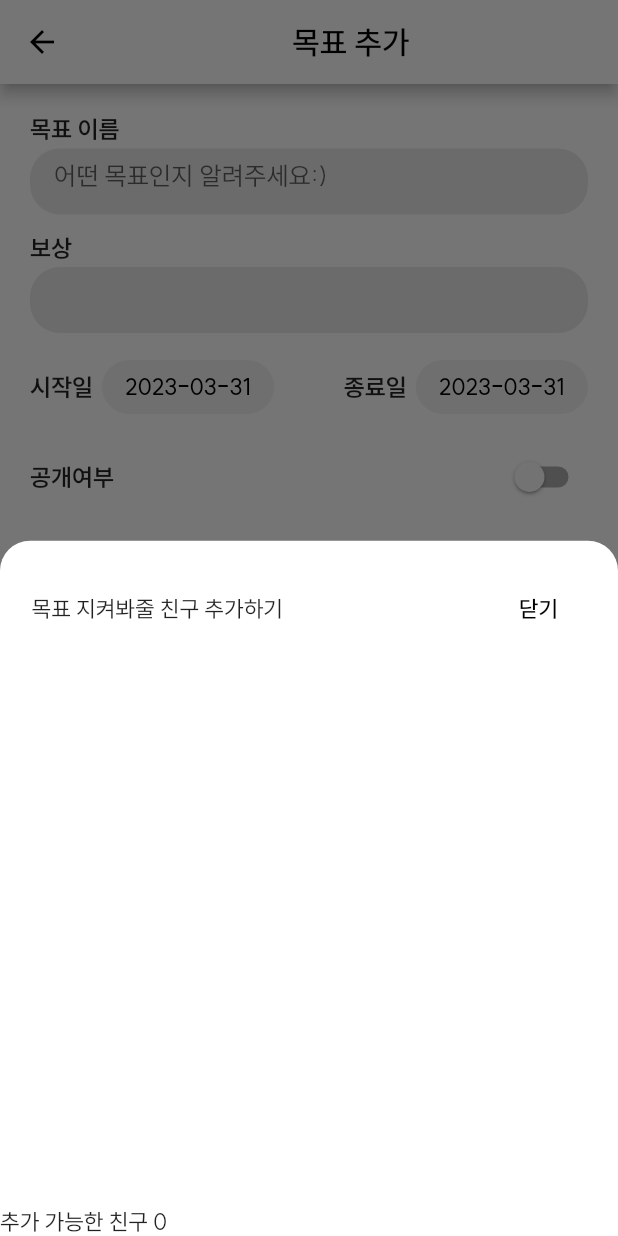
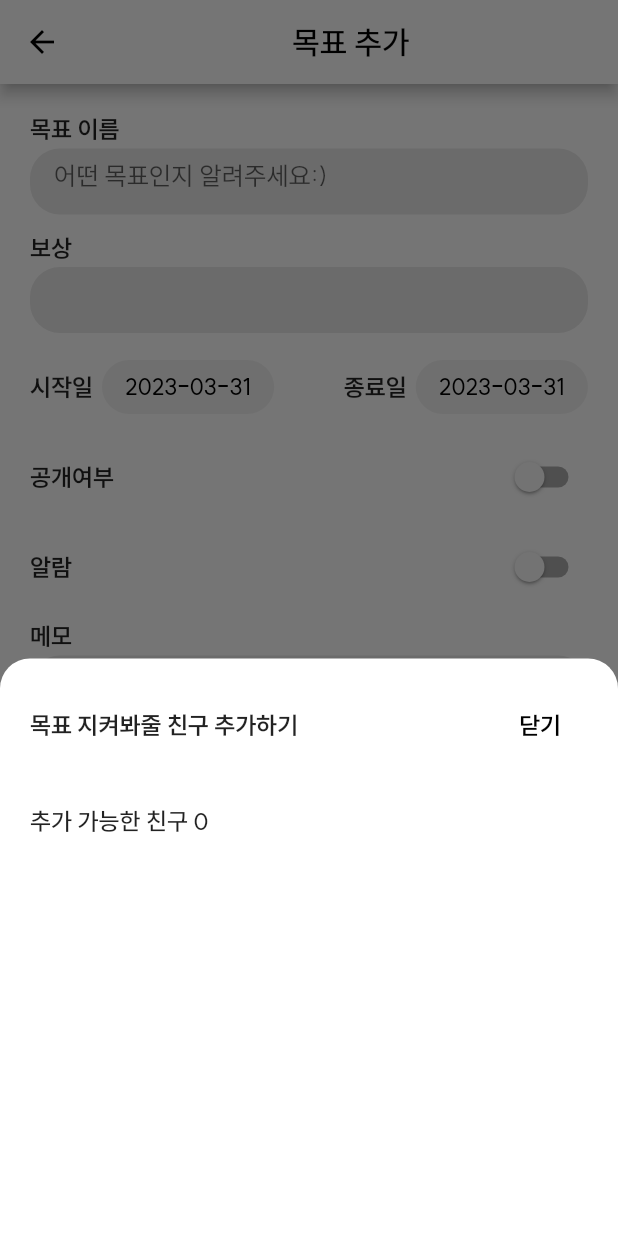
Before and after one commit to coitloz88/Alcohol-Free, a Flutter app: the NewPromisePage screen opened directly, after a tap on the "add" icon, on a phone screen of 412 x 824 dp. Run offline on Flutter 3.47's test engine with Material 2 defaults, Android fonts, the phone set to English and light mode, and no system bars; our stand-ins replace cloud_firestore, dropdown_button2, firebase_auth, firebase_core, flutter_local_notifications, fluttertoast and 4 more; missing offline and left inert: flutter_timeline_calendar, quantity_input; accounts and stored records are empty; network calls fail; project files that could hold a hidden picture were left out.

Commit message:
show friend checklist UI and fix some constant values (#67)

```diff
--- a/lib/app/data/providers/firestore_provider.dart
+++ b/lib/app/data/providers/firestore_provider.dart
@@ -41,7 +41,7 @@ class FirestoreProvider extends GetxService {
 
   Future<List<Map<String, dynamic>>> readFriendsPromiseList(String uid) async {
     CollectionReference promiseCollection =
-    _userCollection.doc(uid).collection('promises');
+        _userCollection.doc(uid).collection('promises');
 
     QuerySnapshot? snapshot = await promiseCollection.get();
 
@@ -53,7 +53,6 @@ class FirestoreProvider extends GetxService {
 
     return promiseJsonList;
   }
-
 
   Future<List<Map<String, dynamic>>> readJournalList() async {
     String uid = FirebaseAuth.instance.currentUser!.uid;
@@ -191,8 +190,6 @@ class FirestoreProvider extends GetxService {
     for (var promise in snapshot.docs) {
       var json = promise.data() as Map<String, dynamic>;
       json['pid'] = promise.id;
-      print(fid);
-      print(json['friends']);
       List<AlcoholFreeUserFriend> friendList = (json['friends']
               as List<dynamic>)
           .map((e) => AlcoholFreeUserFriend.fromJson(e as Map<String, dynamic>))
--- a/lib/app/data/services/friends_service/friends_service.dart
+++ b/lib/app/data/services/friends_service/friends_service.dart
@@ -55,10 +55,11 @@ class FriendsService extends GetxService {
   }
 
 // promise 제안하기
-/*
-  Future suggestPromise(uid, promise) async {
-    var promise = await _friendsRepository.suggestPromise(uid, promise);
-    return promise;
+
+  Future suggestPromise(uid, pid) async {
+    print('TODO: suggest promise..');
+    print('uid: $uid, pid: ${pid}');
+    // var promise = await _friendsRepository.suggestPromise(uid, promise);
+    // return promise;
   }
-   */
 }
--- a/lib/app/modules/home/local_widgets/current_promise_listitem_view.dart
+++ b/lib/app/modules/home/local_widgets/current_promise_listitem_view.dart
@@ -35,7 +35,10 @@ class CurrentPromiseCardContainer extends StatelessWidget {
           alignment: WrapAlignment.spaceBetween,
           spacing: 8,
           children: [
-            Text('${promise.name}'),
+            Text(
+              '${promise.name}',
+              overflow: TextOverflow.ellipsis,
+            ),
             promise.levelOfAccess.name == LevelOfAccess.public
                 ? const Icon(Icons.lock_open, size: 16)
                 : const Icon(Icons.lock, size: 16),
--- a/lib/app/modules/home/local_widgets/current_promise_view.dart
+++ b/lib/app/modules/home/local_widgets/current_promise_view.dart
@@ -38,7 +38,7 @@ class CurrentPromiseListView extends StatelessWidget {
   @override
   Widget build(BuildContext context) {
     return SizedBox(
-        width: 460, //TODO: 화면 크기 기준으로
+        width: MediaQuery.of(context).size.width - 20 * 2, //TODO: 화면 크기 기준으로
         height: 241,
         child: ListView.separated(
           shrinkWrap: true,
--- a/lib/app/modules/new_promise/local_widgets/add_friend_button.dart
+++ b/lib/app/modules/new_promise/local_widgets/add_friend_button.dart
@@ -1,4 +1,5 @@
 import 'package:alcohol_free/app/data/services/friends_service/friends_service.dart';
+import 'package:alcohol_free/app/modules/new_promise/local_widgets/friends_list_bottom_sheet.dart';
 import 'package:alcohol_free/app/modules/new_promise/new_promise_page_controller.dart';
 import 'package:flutter/material.dart';
 
@@ -17,41 +18,7 @@ class AddFriendButton extends StatelessWidget {
                     backgroundColor: Color(0x00FFffff),
                     context: context,
                     builder: (BuildContext context) {
-                      return Container(
-                        height: 900,
-                        decoration: const BoxDecoration(
-                            color: Colors.white,
-                            borderRadius: BorderRadius.only(
-                                topLeft: Radius.circular(20),
-                                topRight: Radius.circular(20))),
-                        child: Container(
-                          padding: EdgeInsets.only(top: 21),
-                          child: Column(
-                            mainAxisAlignment: MainAxisAlignment.spaceBetween,
-                            crossAxisAlignment: CrossAxisAlignment.start,
-                            children: [
-                              Container(
-                                padding: EdgeInsets.only(left: 21, right: 21),
-                                child: Row(
-                                  mainAxisAlignment:
-                                      MainAxisAlignment.spaceBetween,
-                                  children: [
-                                    Text("목표 지켜봐줄 친구 추가하기"),
-                                    TextButton(
-                                        onPressed: () => Navigator.pop(context),
-                                        child: Text(
-                                          "닫기",
-                                          style: TextStyle(color: Colors.black),
-                                        ))
-                                  ],
-                                ),
-                              ),
-                              Text(
-                                  "추가 가능한 친구 ${FriendsService().friendList.length}"),
-                            ],
-                          ),
-                        ),
-                      );
+                      return FriendsListBottomSheet();
                     });
               },
               child: const Icon(
--- a/lib/app/widgets/data_picker.dart
+++ b/lib/app/modules/new_promise/local_widgets/data_picker.dart
@@ -1,22 +1,28 @@
+import 'package:alcohol_free/app/modules/new_promise/new_promise_page_controller.dart';
 import 'package:flutter/material.dart';
+import 'package:get/get.dart';
 
 class DataPickerWithHeading extends StatefulWidget {
   final String heading;
-  int? dayBuffer;
+  int dayBuffer = 0;
   DateTime? disableDateTime;
 
   DataPickerWithHeading(
-      {super.key, required this.heading, this.dayBuffer, this.disableDateTime});
+      {super.key,
+      required this.heading,
+      required this.dayBuffer,
+      this.disableDateTime});
 
   @override
   State<DataPickerWithHeading> createState() => _DataPickerWithHeadingState();
 }
 
 class _DataPickerWithHeadingState extends State<DataPickerWithHeading> {
-  DateTime date = DateTime.now();
-
   @override
   Widget build(BuildContext context) {
+    DateTime date = widget.dayBuffer == 0
+        ? Get.find<NewPromisePageController>().from
+        : Get.find<NewPromisePageController>().to;
     return Row(mainAxisSize: MainAxisSize.min, children: [
       Text(widget.heading,
           style: const TextStyle(fontSize: 16, fontWeight: FontWeight.w600)),
@@ -25,21 +31,24 @@ class _DataPickerWithHeadingState extends State<DataPickerWithHeading> {
           onPressed: () async {
             final selectedDate = await showDatePicker(
                 context: context,
-                initialDate: date.add(Duration(days: widget.dayBuffer ?? 0)),
-                firstDate: DateTime(2000),
-                lastDate: DateTime.now(),
+                initialDate:
+                    DateTime.now().add(Duration(days: widget.dayBuffer)),
+                firstDate: DateTime.now(),
+                lastDate: DateTime(2030),
                 initialEntryMode: DatePickerEntryMode.calendarOnly,
                 selectableDayPredicate: (date) {
                   if (widget.disableDateTime != null &&
                       date == widget.disableDateTime) {
                     return false;
-                  } else
+                  } else {
                     return true;
+                  }
                 });
             if (selectedDate != null) {
-              setState(() {
-                date = selectedDate;
-              });
+              widget.dayBuffer == 0
+                  ? Get.find<NewPromisePageController>()
+                      .updateFrom(selectedDate)
+                  : Get.find<NewPromisePageController>().updateTo(selectedDate);
             }
           },
           style: ButtonStyle(
--- /dev/null
+++ b/lib/app/modules/new_promise/local_widgets/friends_list_bottom_sheet.dart
@@ -0,0 +1,73 @@
+import 'package:alcohol_free/app/data/models/alcohol_free_user_friend.dart';
+import 'package:alcohol_free/app/data/services/friends_service/friends_service.dart';
+import 'package:alcohol_free/app/modules/new_promise/local_widgets/available_friends_list_item.dart';
+import 'package:flutter/cupertino.dart';
+import 'package:flutter/material.dart';
+import 'package:get/get.dart';
+
+class FriendsListBottomSheet extends StatelessWidget {
+  const FriendsListBottomSheet({super.key});
+
+  @override
+  Widget build(BuildContext context) {
+    return Container(
+      height: 385,
+      decoration: const BoxDecoration(
+          color: Colors.white,
+          borderRadius: BorderRadius.only(
+              topLeft: Radius.circular(20), topRight: Radius.circular(20))),
+      child: Padding(
+        padding: EdgeInsets.all(20),
+        child: Column(
+          mainAxisAlignment: MainAxisAlignment.start,
+          crossAxisAlignment: CrossAxisAlignment.start,
+          children: [
+            Row(
+              mainAxisAlignment: MainAxisAlignment.spaceBetween,
+              children: [
+                Text(
+                  "목표 지켜봐줄 친구 추가하기",
+                  style: TextStyle(fontSize: 16, fontWeight: FontWeight.w600),
+                ),
+                TextButton(
+                    onPressed: () => Navigator.pop(context),
+                    child: Text(
+                      "닫기",
+                      style: TextStyle(
+                          fontSize: 16,
+                          fontWeight: FontWeight.w600,
+                          color: Colors.black),
+                    ))
+              ],
+            ),
+            const SizedBox(height: 30),
+            Text("추가 가능한 친구 ${FriendsService.to.friendList.length}",
+                style: TextStyle(fontSize: 16, fontWeight: FontWeight.w500)),
+            SizedBox(height: 9),
+            AvailableFriendsList(),
+          ],
+        ),
+      ),
+    );
+    ;
+  }
+}
+
+class AvailableFriendsList extends StatelessWidget {
+  AvailableFriendsList({super.key});
+  List<AlcoholFreeUserFriend> friends = FriendsService.to.friendList;
+
+  @override
+  Widget build(BuildContext context) {
+    return SizedBox(
+        height: 172,
+        width: MediaQuery.of(context).size.width - 20 * 2,
+        child: ListView.separated(
+            shrinkWrap: true,
+            scrollDirection: Axis.horizontal,
+            itemBuilder: (context, index) =>
+                AvailableFriendsListItem(friend: friends[index]),
+            separatorBuilder: (context, index) => const SizedBox(width: 6),
+            itemCount: friends.length));
+  }
+}
--- a/lib/app/modules/new_promise/new_promise_page_controller.dart
+++ b/lib/app/modules/new_promise/new_promise_page_controller.dart
@@ -1,24 +1,40 @@
 import 'package:alcohol_free/app/data/models/alcohol_free_user_friend.dart';
 import 'package:alcohol_free/app/data/models/promise.dart';
+import 'package:alcohol_free/app/data/services/friends_service/friends_service.dart';
 import 'package:alcohol_free/app/data/services/promise_service/promise_service.dart';
 import 'package:flutter/material.dart';
 import 'package:get/get.dart';
 
 class NewPromisePageController extends GetxController {
+  DateTime _from = DateTime.now();
+  DateTime _to = DateTime.now();
   bool _isPublic = false;
   bool _isNotification = false;
   List<AlcoholFreeUserFriend> _selectedFriends = [];
+  String pid = '';
 
   TextEditingController nameEditingController = TextEditingController();
   TextEditingController rewardEditingController = TextEditingController();
   TextEditingController memoEditingController = TextEditingController();
 
+  DateTime get from => _from;
+  DateTime get to => _to;
   bool get isPublic => _isPublic;
   bool get isNotification => _isNotification;
   List<AlcoholFreeUserFriend> get selectedFriends => _selectedFriends;
 
   void updateIsPublic(bool newIsPublic) {
     _isPublic = newIsPublic;
+    update();
+  }
+
+  void updateFrom(DateTime newFrom) {
+    _from = newFrom;
+    update();
+  }
+
+  void updateTo(DateTime newTo) {
+    _to = newTo;
     update();
   }
 
@@ -41,4 +57,8 @@ class NewPromisePageController extends GetxController {
       _selectedFriends.removeAt(listIndex);
     }
   }
+
+  Future<void> suggestPromise(String uid, String pid) async {
+    return FriendsService.to.createSupport(uid, pid);
+  }
 }
--- a/lib/app/widgets/mood_selection_row.dart
+++ b/lib/app/widgets/mood_selection_row.dart
@@ -54,7 +54,6 @@ class _MoodButtonState extends State<MoodButton> {
     return GestureDetector(
       onTap: () {
         widget.moodTypeWrapper.moodType = widget.moodType;
-        print(widget.moodTypeWrapper.moodType);
         setState(() {
           widget.clicked = !widget.clicked;
         });
```
Also changed, not shown: lib/app/modules/home/home_page.dart (+4 -3 lines), lib/app/modules/new_promise/local_widgets/available_friends_list_item.dart (added, +95 -0 lines), lib/app/modules/new_promise/new_promise_page.dart (+7 -14 lines), lib/app/modules/promise/local_widgets/progress_list_item.dart (+21 -23 lines), lib/app/modules/promise/local_widgets/promise_list_view.dart (+4 -14 lines), lib/app/modules/promise/local_widgets/promise_tab_view.dart (+21 -5 lines), lib/app/modules/promise/promise_page.dart (+5 -14 lines), lib/app/modules/promise/promise_page_controller.dart (+3 -4 lines).
